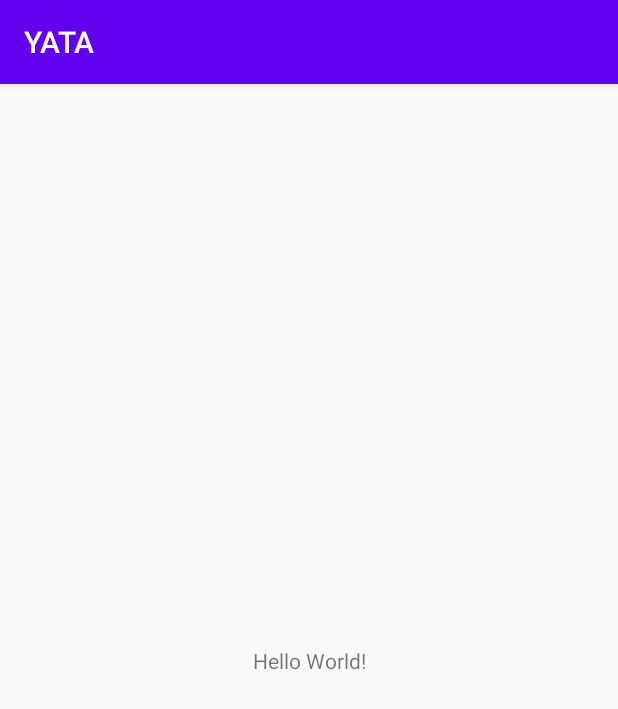
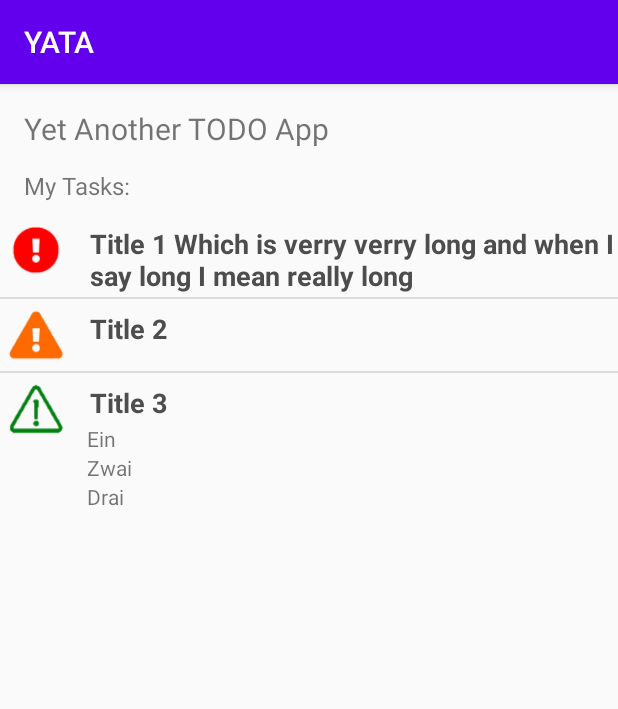
Before and after one commit to jakubsenk/TAMZ, an Android app: the screen it shows after launch (MainActivity), on a phone screen of 412 x 824 dp. Shown: the top 709 px of the screen. Run offline under Robolectric (Android 15) with nearby library versions, the phone set to English and light mode, and no system bars.

Commit message:
Add basic todo list preview

```diff
--- a/app/src/main/java/com/jakubsenk/yata/MainActivity.java
+++ b/app/src/main/java/com/jakubsenk/yata/MainActivity.java
@@ -3,14 +3,40 @@ package com.jakubsenk.yata;
 import androidx.appcompat.app.AppCompatActivity;
 
 import android.os.Bundle;
+import android.view.View;
+import android.widget.AdapterView;
+import android.widget.ListView;
+import android.widget.Toast;
 
 public class MainActivity extends AppCompatActivity
 {
+    ListView todos;
+
+    TodoItem[] items = {
+            new TodoItem("Title 1 Which is verry verry long and when I say long I mean really long", R.drawable.high_priority),
+            new TodoItem("Title 2", R.drawable.medium_priority),
+            new TodoItem("Title 3", R.drawable.low_priority, new String[]{"Ein", "Zwai", "Drai"}),
+    };
 
     @Override
     protected void onCreate(Bundle savedInstanceState)
     {
         super.onCreate(savedInstanceState);
         setContentView(R.layout.activity_main);
+
+        TodoListItemAdapter adapter = new TodoListItemAdapter(this, items);
+        todos = (ListView) findViewById(R.id.list);
+        todos.setAdapter(adapter);
+
+
+        todos.setOnItemClickListener(new AdapterView.OnItemClickListener()
+        {
+            @Override
+            public void onItemClick(AdapterView<?> parent, View view, int position, long id)
+            {
+                // TODO Auto-generated method stub
+                Toast.makeText(getApplicationContext(), "Click!", Toast.LENGTH_SHORT).show();
+            }
+        });
     }
 }
--- /dev/null
+++ b/app/src/main/java/com/jakubsenk/yata/TodoItem.java
@@ -0,0 +1,30 @@
+package com.jakubsenk.yata;
+
+public class TodoItem
+{
+    public String Title;
+    public String[] Subtasks;
+    public int PriorityId;
+
+    public TodoItem()
+    {
+        this(null, 0, null);
+    }
+
+    public TodoItem(String title)
+    {
+        this(title, 0, null);
+    }
+
+    public TodoItem(String title, int priorityId)
+    {
+        this(title, priorityId, null);
+    }
+
+    public TodoItem(String title, int priorityId, String[] subtasks)
+    {
+        Title = title;
+        Subtasks = subtasks;
+        PriorityId = priorityId;
+    }
+}
--- /dev/null
+++ b/app/src/main/java/com/jakubsenk/yata/TodoListItemAdapter.java
@@ -0,0 +1,53 @@
+package com.jakubsenk.yata;
+
+import android.app.Activity;
+import android.view.LayoutInflater;
+import android.view.View;
+import android.view.ViewGroup;
+import android.widget.ArrayAdapter;
+import android.widget.ImageView;
+import android.widget.LinearLayout;
+import android.widget.TextView;
+
+public class TodoListItemAdapter extends ArrayAdapter<TodoItem>
+{
+
+    private final Activity context;
+    private final TodoItem[] items;
+
+    public TodoListItemAdapter(Activity context, TodoItem[] items)
+    {
+        super(context, R.layout.todo_list_item, items);
+        // TODO Auto-generated constructor stub
+
+        this.context = context;
+        this.items = items;
+    }
+
+    public View getView(int position, View view, ViewGroup parent)
+    {
+        LayoutInflater inflater = context.getLayoutInflater();
+        View rowView = inflater.inflate(R.layout.todo_list_item, null, true);
+
+        TextView titleText = (TextView) rowView.findViewById(R.id.title);
+        ImageView imageView = (ImageView) rowView.findViewById(R.id.icon);
+
+        titleText.setText(items[position].Title);
+        imageView.setImageResource(items[position].PriorityId);
+        if (items[position].Subtasks != null)
+        {
+            for (int i = 0; i < items[position].Subtasks.length; i++)
+            {
+                TextView textView = new TextView(getContext());
+                textView.setText(items[position].Subtasks[i]);
+                LinearLayout.LayoutParams lp = new LinearLayout.LayoutParams(LinearLayout.LayoutParams.WRAP_CONTENT, LinearLayout.LayoutParams.WRAP_CONTENT);
+                lp.setMargins((int)(10 * context.getResources().getDisplayMetrics().density), 0, 0, 0);
+                textView.setLayoutParams(lp); // Me je z te javy fakt na zvraceni
+                // textView.layout.marginLeft = 10 by asi bylo moc normalni, tak to radeji budem delat takhle retardovane
+                ((LinearLayout) rowView.findViewById(R.id.todoItemLayout)).addView(textView);
+            }
+        }
+
+        return rowView;
+    }
+}
--- a/app/src/main/res/layout/activity_main.xml
+++ b/app/src/main/res/layout/activity_main.xml
@@ -7,12 +7,32 @@
     tools:context=".MainActivity">
 
     <TextView
+        android:id="@+id/textView"
         android:layout_width="wrap_content"
         android:layout_height="wrap_content"
-        android:text="Hello World!"
-        app:layout_constraintBottom_toBottomOf="parent"
-        app:layout_constraintLeft_toLeftOf="parent"
-        app:layout_constraintRight_toRightOf="parent"
+        android:layout_marginStart="16dp"
+        android:layout_marginTop="16dp"
+        android:text="Yet Another TODO App"
+        android:textSize="20sp"
+        app:layout_constraintStart_toStartOf="parent"
         app:layout_constraintTop_toTopOf="parent" />
 
+    <TextView
+        android:id="@+id/textView2"
+        android:layout_width="wrap_content"
+        android:layout_height="wrap_content"
+        android:layout_marginStart="16dp"
+        android:layout_marginTop="13dp"
+        android:text="My Tasks:"
+        android:textSize="16sp"
+        app:layout_constraintStart_toStartOf="parent"
+        app:layout_constraintTop_toBottomOf="@+id/textView" />
+
+    <ListView
+        android:id="@+id/list"
+        android:layout_width="match_parent"
+        android:layout_height="wrap_content"
+        android:layout_marginTop="8dp"
+        app:layout_constraintStart_toStartOf="parent"
+        app:layout_constraintTop_toBottomOf="@+id/textView2"></ListView>
 </androidx.constraintlayout.widget.ConstraintLayout>
--- /dev/null
+++ b/app/src/main/res/layout/todo_list_item.xml
@@ -0,0 +1,31 @@
+<?xml version="1.0" encoding="utf-8"?>
+<LinearLayout xmlns:android="http://schemas.android.com/apk/res/android"
+    android:layout_width="match_parent"
+    android:layout_height="match_parent"
+    android:orientation="horizontal">
+
+    <ImageView
+        android:id="@+id/icon"
+        android:layout_width="48dp"
+        android:layout_height="48dp"
+        android:padding="5dp" />
+
+    <LinearLayout
+        android:id="@+id/todoItemLayout"
+        android:layout_width="wrap_content"
+        android:layout_height="wrap_content"
+        android:orientation="vertical">
+
+        <TextView
+            android:id="@+id/title"
+            android:layout_width="wrap_content"
+            android:layout_height="wrap_content"
+            android:layout_marginLeft="10dp"
+            android:layout_marginTop="5dp"
+            android:padding="2dp"
+            android:text="Medium Text"
+            android:textAppearance="?android:attr/textAppearanceMedium"
+            android:textColor="#4d4d4d"
+            android:textStyle="bold" />
+    </LinearLayout>
+</LinearLayout>
```
Also changed, not shown: app/src/main/res/drawable/high_priority.png (added), app/src/main/res/drawable/low_priority.png (added), app/src/main/res/drawable/medium_priority.png (added).
